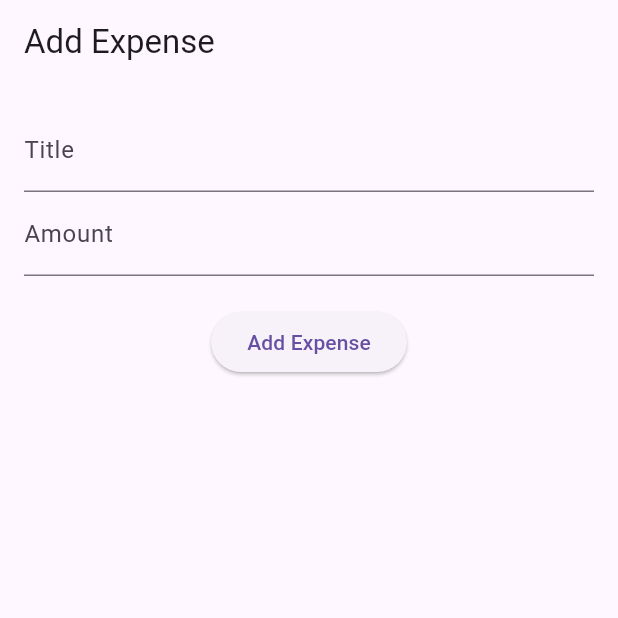
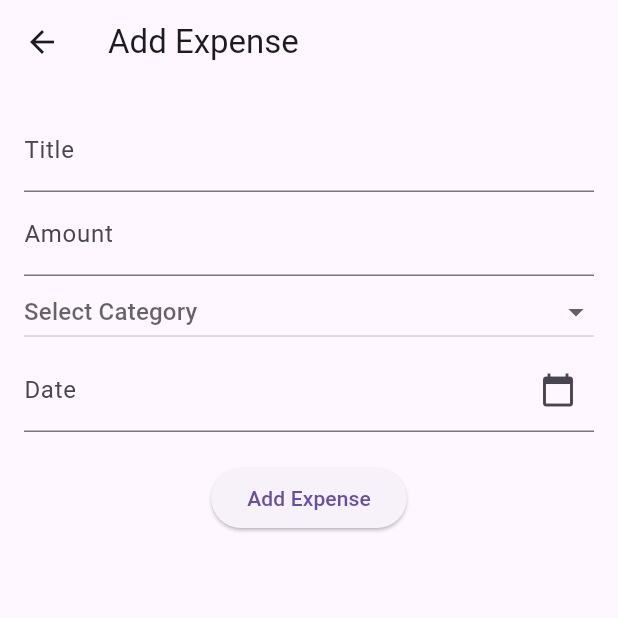
Before and after one commit to Gurnoor200/expense-app, a Flutter app: the AddExpenseScreen screen opened directly, on a phone screen of 412 x 824 dp, the top half of it. Run offline on Flutter 3.47's test engine with Material 3 defaults, Android fonts, the phone set to English and light mode, and no system bars; our stand-ins replace charts_flutter, cloud_firestore, firebase_auth, firebase_core; accounts and stored records are empty.

```diff
--- /dev/null
+++ b/lib/firebase/firebase_service.dart
@@ -0,0 +1,54 @@
+import 'package:cloud_firestore/cloud_firestore.dart';
+
+class FirebaseService {
+  final FirebaseFirestore _firestore = FirebaseFirestore.instance;
+  final String collection = 'expenses';
+
+  // Create or add new expense
+  Future<void> addExpense(
+      String title, double amount, String category, String date) async {
+    try {
+      await _firestore.collection(collection).add({
+        'title': title,
+        'amount': amount,
+        'category': category,
+        'date': date,
+      });
+    } catch (e) {
+      print("Error adding expense: $e");
+    }
+  }
+
+  // Read all expenses
+  Stream<List<Map<String, dynamic>>> getExpenses() {
+    return _firestore.collection(collection).snapshots().map((snapshot) {
+      return snapshot.docs.map((doc) {
+        return doc.data() as Map<String, dynamic>;
+      }).toList();
+    });
+  }
+
+  // Update an expense
+  Future<void> updateExpense(String id, String title, double amount,
+      String category, String date) async {
+    try {
+      await _firestore.collection(collection).doc(id).update({
+        'title': title,
+        'amount': amount,
+        'category': category,
+        'date': date,
+      });
+    } catch (e) {
+      print("Error updating expense: $e");
+    }
+  }
+
+  // Delete an expense
+  Future<void> deleteExpense(String id) async {
+    try {
+      await _firestore.collection(collection).doc(id).delete();
+    } catch (e) {
+      print("Error deleting expense: $e");
+    }
+  }
+}
--- a/lib/main.dart
+++ b/lib/main.dart
@@ -1,4 +1,5 @@
-import 'package:expense_app/pages/login_page.dart';
+import 'package:expense_app/screens/add_expense_screen.dart';
+import 'package:expense_app/screens/login_page.dart';
 import 'package:firebase_core/firebase_core.dart';
 import 'package:flutter/material.dart';
 
@@ -12,7 +13,7 @@ class MyApp extends StatelessWidget {
   @override
   Widget build(BuildContext context) {
     return MaterialApp(
-      title: 'Flutter Firebase App',
+      title: 'Expenses Tracker App',
       home: LoginPage(),
     );
   }
--- a/lib/screens/add_expense_screen.dart
+++ b/lib/screens/add_expense_screen.dart
@@ -1,6 +1,60 @@
+import 'package:expense_app/firebase/firebase_service.dart';
 import 'package:flutter/material.dart';
 
-class AddExpenseScreen extends StatelessWidget {
+class AddExpenseScreen extends StatefulWidget {
+  @override
+  _AddExpenseScreenState createState() => _AddExpenseScreenState();
+}
+
+class _AddExpenseScreenState extends State<AddExpenseScreen> {
+  final FirebaseService _firebaseService = FirebaseService();
+  final TextEditingController _titleController = TextEditingController();
+  final TextEditingController _amountController = TextEditingController();
+  final TextEditingController _categoryController = TextEditingController();
+  final TextEditingController _dateController = TextEditingController();
+
+  // List of categories for the dropdown
+  final List<String> categories = [
+    'Food',
+    'Transport',
+    'Entertainment',
+    'Utilities',
+    'Other'
+  ];
+  String? selectedCategory;
+
+  DateTime? selectedDate;
+
+  // Function to select date using the calendar
+  Future<void> _selectDate(BuildContext context) async {
+    final DateTime picked = (await showDatePicker(
+      context: context,
+      initialDate: selectedDate ?? DateTime.now(),
+      firstDate: DateTime(2000),
+      lastDate: DateTime(2101),
+    ))!;
+    if (picked != null && picked != selectedDate)
+      setState(() {
+        selectedDate = picked;
+        _dateController.text =
+            "${selectedDate?.toLocal()}".split(' ')[0]; // Format date
+      });
+  }
+
+  // Function to add expense
+  void _addExpense() {
+    final title = _titleController.text;
+    final amount = double.parse(_amountController.text);
+    final category = selectedCategory ??
+        'Other'; // Default to 'Other' if no category selected
+    final date = _dateController.text;
+
+    // Add expense using Firebase
+    _firebaseService.addExpense(title, amount, category, date).then((_) {
+      Navigator.pop(context); // Go back to the previous screen
+    });
+  }
+
   @override
   Widget build(BuildContext context) {
     return Scaffold(
@@ -9,14 +63,51 @@ class AddExpenseScreen extends StatelessWidget {
         padding: const EdgeInsets.all(16.0),
         child: Column(
           children: [
-            TextField(decoration: InputDecoration(labelText: 'Title')),
-            TextField(decoration: InputDecoration(labelText: 'Amount')),
+            // Title TextField
+            TextField(
+              controller: _titleController,
+              decoration: InputDecoration(labelText: 'Title'),
+            ),
+            // Amount TextField
+            TextField(
+              controller: _amountController,
+              decoration: InputDecoration(labelText: 'Amount'),
+              keyboardType: TextInputType.number,
+            ),
+            // Category Dropdown
+            DropdownButton<String>(
+              value: selectedCategory,
+              hint: Text('Select Category'),
+              isExpanded: true,
+              onChanged: (newValue) {
+                setState(() {
+                  selectedCategory = newValue;
+                });
+              },
+              items: categories.map<DropdownMenuItem<String>>((String value) {
+                return DropdownMenuItem<String>(
+                  value: value,
+                  child: Text(value),
+                );
+              }).toList(),
+            ),
+            // Date TextField with Date Picker
+            TextField(
+              controller: _dateController,
+              decoration: InputDecoration(
+                labelText: 'Date',
+                suffixIcon: IconButton(
+                  icon: Icon(Icons.calendar_today),
+                  onPressed: () => _selectDate(context),
+                ),
+              ),
+              readOnly: true, // Prevent typing in the date field
+            ),
             SizedBox(height: 20),
+            // Add Expense Button
             ElevatedButton(
-              onPressed: () {
-                // Save expense
-              },
-              child: Text('Add Expense'),
+              onPressed: _addExpense,
+              child: const Text('Add Expense'),
             ),
           ],
         ),
--- a/pubspec.yaml
+++ b/pubspec.yaml
@@ -37,6 +37,9 @@ dependencies:
   cupertino_icons: ^1.0.8
   firebase_core: ^3.8.0
   firebase_auth: ^5.3.3
+  cloud_firestore: ^5.0.2
+  intl: ^0.17.0
+  charts_flutter: ^0.12.0
 
 dev_dependencies:
   flutter_test:
```
Also changed, not shown: lib/firebase/firebase_crud.dart (added, +19 -0 lines), lib/screens/analytics_screen.dart (+86 -0 lines), lib/screens/home_screen.dart (+62 -5 lines), lib/screens/login_page.dart (added, +177 -0 lines), lib/firebase/firebase_options.dart (added), pubspec.lock, 3 other files.
